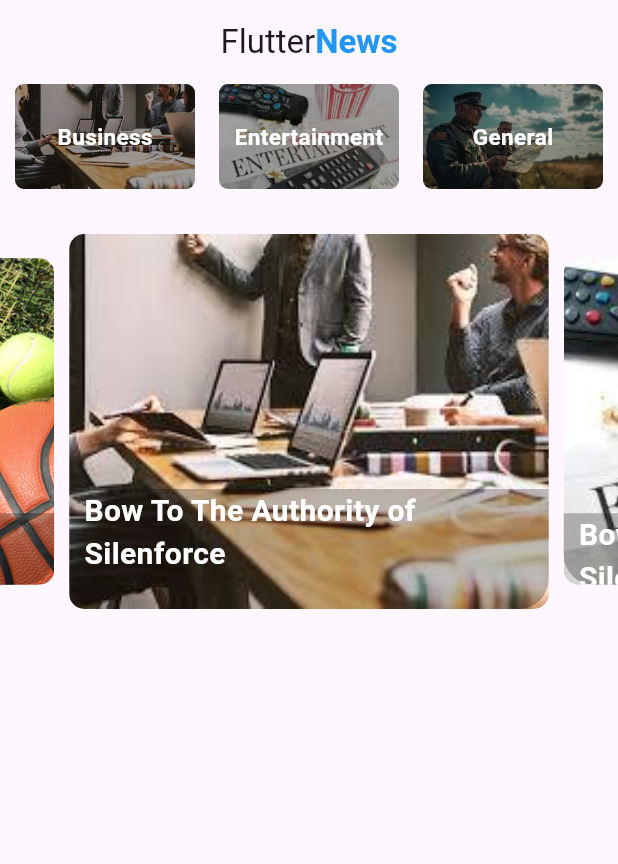
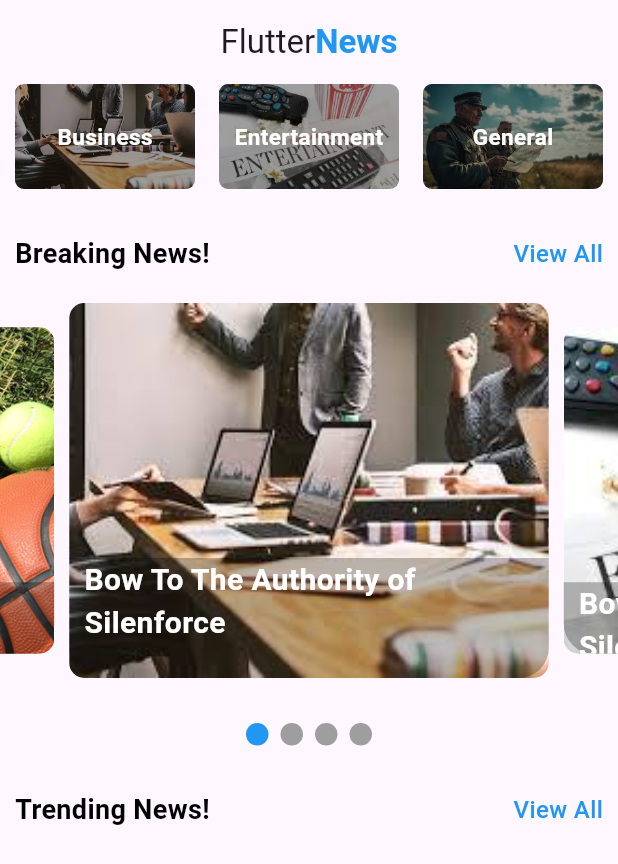
Before and after one commit to septiandwii/flutter_news, a Flutter app: the screen it shows after launch, on a phone screen of 412 x 824 dp. Shown: the top 864 px of the screen. Run offline on Flutter 3.47's test engine with Material 3 defaults, Android fonts, the light colour scheme and no system bars; drawn by our look-alikes of carousel_slider, smooth_page_indicator.

Commit message:
smooth page indicator

```diff
--- a/lib/pages/home.dart
+++ b/lib/pages/home.dart
@@ -4,6 +4,7 @@ import 'package:flutter_news/models/category_model.dart';
 import 'package:flutter_news/models/slider_model.dart';
 import 'package:flutter_news/services/data.dart';
 import 'package:flutter_news/services/slider_data.dart';
+import 'package:smooth_page_indicator/smooth_page_indicator.dart';
 
 class Home extends StatefulWidget {
   const Home({super.key});
@@ -15,6 +16,8 @@ class Home extends StatefulWidget {
 class _HomeState extends State<Home> {
   List<CategoryModel> categories = [];
   List<SliderModel> sliders = [];
+
+  int activeIndex=0;
   @override
   void initState() {
     categories = getCategories();
@@ -41,6 +44,7 @@ class _HomeState extends State<Home> {
       ),
       body: Container(
         child: Column(
+          crossAxisAlignment: CrossAxisAlignment.start,
           children: [
             Container(
               margin: EdgeInsets.only(left: 10.0),
@@ -58,6 +62,18 @@ class _HomeState extends State<Home> {
               ),
             ),
             SizedBox(height: 30.0,),
+                Padding(
+                  padding: const EdgeInsets.only(left: 10.0, right: 10.0),
+                  child: Row(
+                    mainAxisAlignment: MainAxisAlignment.spaceBetween,
+                    children: [
+                      Text("Breaking News!", style: TextStyle(color: Colors.black, fontWeight: FontWeight.bold, fontSize: 18.0),),
+                      Text("View All", style: TextStyle(color: Colors.blue, fontWeight: FontWeight.w500, fontSize: 16.0),),
+                    ],
+                  ),
+                ),
+            SizedBox(height: 20.0,),
+
             CarouselSlider.builder(
                 itemCount: sliders.length,
                 itemBuilder: (context, index, realIndex) {
@@ -70,7 +86,26 @@ class _HomeState extends State<Home> {
 
                     autoPlay: true,
                     enlargeCenterPage: true,
-                    enlargeStrategy: CenterPageEnlargeStrategy.height)),
+                    enlargeStrategy: CenterPageEnlargeStrategy.height,
+                    onPageChanged: (index, reason){
+                      setState(() {
+                        activeIndex = index;
+                      });
+                    })),
+                    SizedBox(height: 30.0,),
+
+                    Center(child: buildIndicator()),
+                    SizedBox(height: 30.0,),
+                      Padding(
+                        padding: const EdgeInsets.only(left: 10.0, right: 10.0),
+                        child: Row(
+                          mainAxisAlignment: MainAxisAlignment.spaceBetween,
+                          children: [
+                           Text("Trending News!", style: TextStyle(color: Colors.black, fontWeight: FontWeight.bold, fontSize: 18.0),),
+                            Text("View All", style: TextStyle(color: Colors.blue, fontWeight: FontWeight.w500, fontSize: 16.0),),
+                    ],
+                  ),
+                ),
           ],
         ),
       ),
@@ -96,9 +131,20 @@ class _HomeState extends State<Home> {
             margin: EdgeInsets.only(top: 170.0),
             width: MediaQuery.of(context).size.width,
             decoration: BoxDecoration(color: Colors.black26, borderRadius: BorderRadius.only(bottomLeft: Radius.circular(20),bottomRight: Radius.circular(20))),
-          child: Text(name, style: TextStyle(color: Colors.white, fontSize: 20.0, fontWeight: FontWeight.bold),),
+          child: Text(
+            name,
+            style: TextStyle(
+              color: Colors.white,
+              fontSize: 20.0,
+              fontWeight: FontWeight.bold),),
           )
       ]  ) );
+
+      Widget buildIndicator()=> AnimatedSmoothIndicator(
+        activeIndex: activeIndex,
+        count: sliders.length,
+        effect: SlideEffect(dotWidth: 15, dotHeight:15, activeDotColor: Colors.blue),
+        );
 }
 
 class CategoryTile extends StatelessWidget {
```
Also changed, not shown: pubspec.yaml (+5 -4 lines), fonts/Pacifico-Regular.ttf (added), pubspec.lock.
